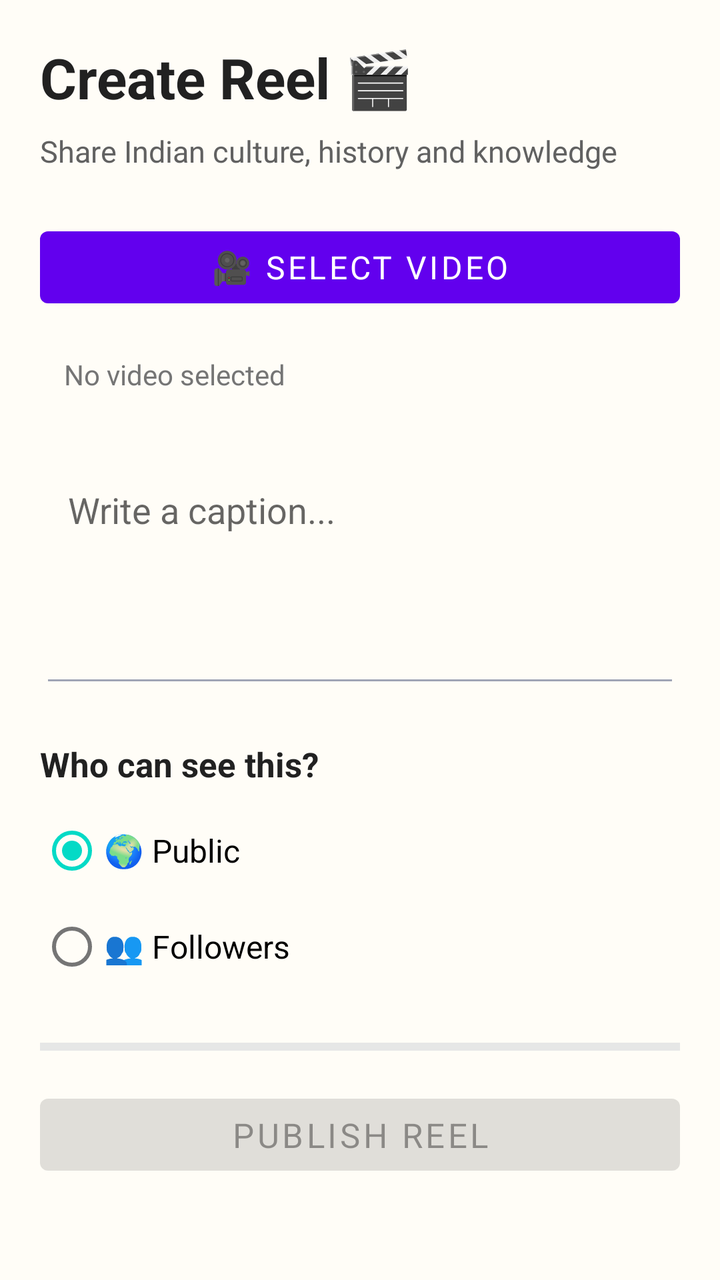
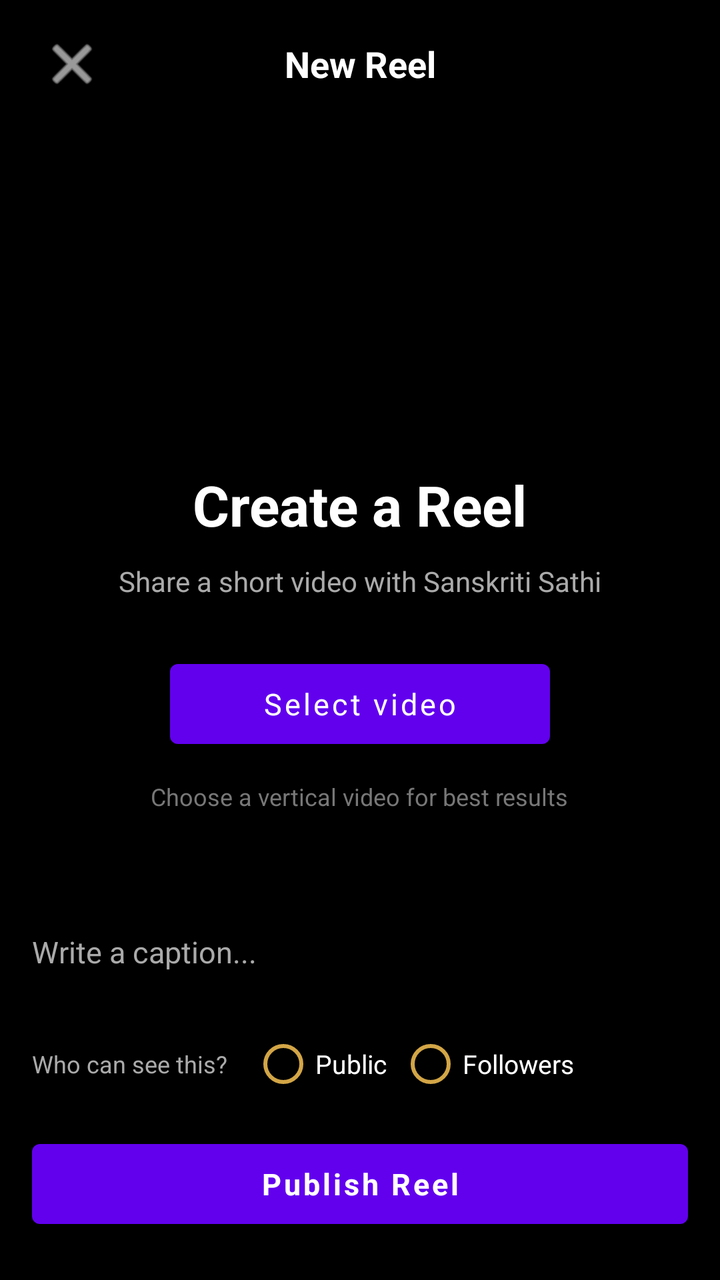

Screens rendered from an Android XML layout before and after an edit, with the pre-edit source and the edit as a unified diff.
<!-- AndroidManifest.xml: application theme Theme.SanskritiSathi -->
<!-- res/layout/activity_reel_upload.xml -->
<?xml version="1.0" encoding="utf-8"?>
<ScrollView
    xmlns:android="http://schemas.android.com/apk/res/android"
    android:layout_width="match_parent"
    android:layout_height="match_parent"
    android:background="#FFFDF7">

    <LinearLayout
        android:layout_width="match_parent"
        android:layout_height="wrap_content"
        android:orientation="vertical"
        android:padding="20dp">

        <TextView
            android:layout_width="match_parent"
            android:layout_height="wrap_content"
            android:text="Create Reel 🎬"
            android:textSize="28sp"
            android:textStyle="bold"
            android:textColor="#212121"
            android:layout_marginBottom="8dp"/>

        <TextView
            android:layout_width="match_parent"
            android:layout_height="wrap_content"
            android:text="Share Indian culture, history and knowledge"
            android:textSize="15sp"
            android:textColor="#616161"
            android:layout_marginBottom="24dp"/>

        <Button
            android:id="@+id/selectVideoButton"
            android:layout_width="match_parent"
            android:layout_height="wrap_content"
            android:text="🎥 Select Video"
            android:textSize="16sp"/>

        <TextView
            android:id="@+id/videoNameText"
            android:layout_width="match_parent"
            android:layout_height="wrap_content"
            android:text="No video selected"
            android:textSize="14sp"
            android:textColor="#757575"
            android:padding="12dp"
            android:layout_marginTop="8dp"
            android:layout_marginBottom="20dp"/>

        <EditText
            android:id="@+id/captionInput"
            android:layout_width="match_parent"
            android:layout_height="120dp"
            android:gravity="top"
            android:hint="Write a caption..."
            android:inputType="textMultiLine"
            android:maxLength="1000"
            android:padding="14dp"/>

        <TextView
            android:layout_width="match_parent"
            android:layout_height="wrap_content"
            android:text="Who can see this?"
            android:textSize="17sp"
            android:textStyle="bold"
            android:textColor="#212121"
            android:layout_marginTop="22dp"
            android:layout_marginBottom="8dp"/>

        <RadioGroup
            android:layout_width="match_parent"
            android:layout_height="wrap_content">

            <RadioButton
                android:id="@+id/publicRadio"
                android:layout_width="match_parent"
                android:layout_height="wrap_content"
                android:text="🌍 Public"
                android:checked="true"
                android:textSize="16sp"/>

            <RadioButton
                android:id="@+id/followersRadio"
                android:layout_width="match_parent"
                android:layout_height="wrap_content"
                android:text="👥 Followers"
                android:textSize="16sp"/>

        </RadioGroup>

        <ProgressBar
            android:id="@+id/uploadProgress"
            style="?android:attr/progressBarStyleHorizontal"
            android:layout_width="match_parent"
            android:layout_height="8dp"
            android:max="100"
            android:progress="0"
            android:layout_marginTop="22dp"/>

        <Button
            android:id="@+id/publishButton"
            android:layout_width="match_parent"
            android:layout_height="wrap_content"
            android:text="Publish Reel"
            android:textSize="17sp"
            android:layout_marginTop="16dp"
            android:enabled="false"/>

    </LinearLayout>

</ScrollView>
<!-- resources referenced by this layout -->
<resources>
  <style name="Theme.SanskritiSathi" parent="Theme.MaterialComponents.DayNight.NoActionBar">
  
          <item name="android:fontFamily">sans-serif</item>
  
          
          <item name="android:statusBarColor">#0F111A</item>
          <item name="android:windowLightStatusBar">false</item>
  
          <item name="android:navigationBarColor">#1A1D2B</item>
          <item name="android:windowLightNavigationBar">false</item>
  
          <item name="android:windowActionModeOverlay">true</item>
          <item name="android:windowNoTitle">true</item>
  
          <item name="android:windowBackground">#0F111A</item>
  
          <item name="android:textColorPrimary">#FFFFFF</item>
          <item name="android:textColorSecondary">#A0A5B5</item>
  
      </style>
</resources>

<!-- the commit's change to res/layout/activity_reel_upload.xml (unified diff, before → after) -->
@@ -1,110 +1,245 @@
 <?xml version="1.0" encoding="utf-8"?>
-<ScrollView
+<FrameLayout
     xmlns:android="http://schemas.android.com/apk/res/android"
+    xmlns:app="http://schemas.android.com/apk/res-auto"
     android:layout_width="match_parent"
     android:layout_height="match_parent"
-    android:background="#FFFDF7">
+    android:background="#000000">
+
+    
+    
+    
+
+    <VideoView
+        android:id="@+id/videoPreview"
+        android:layout_width="match_parent"
+        android:layout_height="match_parent"
+        android:layout_gravity="center"
+        android:background="#000000"
+        android:visibility="gone"/>
+
+
+    
+    
+    
 
     <LinearLayout
-        android:layout_width="match_parent"
-        android:layout_height="wrap_content"
+        android:id="@+id/emptyPreview"
+        android:layout_width="match_parent"
+        android:layout_height="match_parent"
         android:orientation="vertical"
-        android:padding="20dp">
-
-        <TextView
-            android:layout_width="match_parent"
-            android:layout_height="wrap_content"
-            android:text="Create Reel 🎬"
+        android:gravity="center"
+        android:padding="32dp">
+
+        <TextView
+            android:layout_width="wrap_content"
+            android:layout_height="wrap_content"
+            android:text="Create a Reel"
+            android:textColor="#FFFFFF"
             android:textSize="28sp"
-            android:textStyle="bold"
-            android:textColor="#212121"
-            android:layout_marginBottom="8dp"/>
-
-        <TextView
-            android:layout_width="match_parent"
-            android:layout_height="wrap_content"
-            android:text="Share Indian culture, history and knowledge"
-            android:textSize="15sp"
-            android:textColor="#616161"
-            android:layout_marginBottom="24dp"/>
+            android:textStyle="bold"/>
+
+        <TextView
+            android:layout_width="wrap_content"
+            android:layout_height="wrap_content"
+            android:layout_marginTop="10dp"
+            android:text="Share a short video with Sanskriti Sathi"
+            android:textColor="#AAAAAA"
+            android:textSize="14sp"/>
 
         <Button
             android:id="@+id/selectVideoButton"
-            android:layout_width="match_parent"
-            android:layout_height="wrap_content"
-            android:text="🎥 Select Video"
-            android:textSize="16sp"/>
-
-        <TextView
-            android:id="@+id/videoNameText"
-            android:layout_width="match_parent"
-            android:layout_height="wrap_content"
-            android:text="No video selected"
-            android:textSize="14sp"
-            android:textColor="#757575"
-            android:padding="12dp"
-            android:layout_marginTop="8dp"
-            android:layout_marginBottom="20dp"/>
+            android:layout_width="wrap_content"
+            android:layout_height="52dp"
+            android:layout_marginTop="26dp"
+            android:minWidth="190dp"
+            android:text="Select video"
+            android:textAllCaps="false"
+            android:textSize="15sp"/>
+
+        <TextView
+            android:id="@+id/selectedVideoHint"
+            android:layout_width="wrap_content"
+            android:layout_height="wrap_content"
+            android:layout_marginTop="12dp"
+            android:text="Choose a vertical video for best results"
+            android:textColor="#777777"
+            android:textSize="12sp"/>
+
+    </LinearLayout>
+
+
+    
+    
+    
+
+    <LinearLayout
+        android:layout_width="match_parent"
+        android:layout_height="64dp"
+        android:orientation="horizontal"
+        android:gravity="center_vertical"
+        android:paddingStart="12dp"
+        android:paddingEnd="12dp"
+        android:background="#55000000">
+
+        <ImageButton
+            android:id="@+id/closeButton"
+            android:layout_width="48dp"
+            android:layout_height="48dp"
+            android:background="@android:color/transparent"
+            android:contentDescription="Close"
+            android:src="@android:drawable/ic_menu_close_clear_cancel"
+            android:tint="#FFFFFF"/>
+
+        <TextView
+            android:layout_width="0dp"
+            android:layout_height="wrap_content"
+            android:layout_weight="1"
+            android:gravity="center"
+            android:text="New Reel"
+            android:textColor="#FFFFFF"
+            android:textSize="18sp"
+            android:textStyle="bold"/>
+
+        <View
+            android:layout_width="48dp"
+            android:layout_height="48dp"/>
+
+    </LinearLayout>
+
+
+    
+    
+    
+
+    <TextView
+        android:id="@+id/videoNameText"
+        android:layout_width="wrap_content"
+        android:layout_height="wrap_content"
+        android:layout_gravity="top|center_horizontal"
+        android:layout_marginTop="72dp"
+        android:background="#66000000"
+        android:paddingStart="14dp"
+        android:paddingTop="7dp"
+        android:paddingEnd="14dp"
+        android:paddingBottom="7dp"
+        android:text="Video selected ✓"
+        android:textColor="#FFFFFF"
+        android:textSize="12sp"
+        android:visibility="gone"/>
+
+
+    
+    
+    
+
+    <LinearLayout
+        android:id="@+id/bottomPanel"
+        android:layout_width="match_parent"
+        android:layout_height="wrap_content"
+        android:layout_gravity="bottom"
+        android:orientation="vertical"
+        android:paddingStart="16dp"
+        android:paddingTop="20dp"
+        android:paddingEnd="16dp"
+        android:paddingBottom="22dp"
+        android:background="#DD000000">
+
+        
 
         <EditText
             android:id="@+id/captionInput"
             android:layout_width="match_parent"
-            android:layout_height="120dp"
-            android:gravity="top"
+            android:layout_height="52dp"
+            android:background="@android:color/transparent"
             android:hint="Write a caption..."
-            android:inputType="textMultiLine"
+            android:inputType="textCapSentences|textMultiLine"
             android:maxLength="1000"
-            android:padding="14dp"/>
-
-        <TextView
-            android:layout_width="match_parent"
-            android:layout_height="wrap_content"
-            android:text="Who can see this?"
-            android:textSize="17sp"
-            android:textStyle="bold"
-            android:textColor="#212121"
-            android:layout_marginTop="22dp"
-            android:layout_marginBottom="8dp"/>
-
-        <RadioGroup
-            android:layout_width="match_parent"
-            android:layout_height="wrap_content">
+            android:maxLines="3"
+            android:padding="0dp"
+            android:textColor="#FFFFFF"
+            android:textColorHint="#AAAAAA"
+            android:textSize="15sp"/>
+
+
+        
+
+        <LinearLayout
+            android:layout_width="match_parent"
+            android:layout_height="48dp"
+            android:layout_marginTop="6dp"
+            android:orientation="horizontal"
+            android:gravity="center_vertical">
+
+            <TextView
+                android:layout_width="wrap_content"
+                android:layout_height="wrap_content"
+                android:text="Who can see this?"
+                android:textColor="#AAAAAA"
+                android:textSize="12sp"/>
 
             <RadioButton
                 android:id="@+id/publicRadio"
-                android:layout_width="match_parent"
+                android:layout_width="wrap_content"
                 android:layout_height="wrap_content"
-                android:text="🌍 Public"
-                android:checked="true"
-                android:textSize="16sp"/>
+                android:layout_marginStart="12dp"
+                android:buttonTint="#D2A546"
+                android:text="Public"
+                android:textColor="#FFFFFF"
+                android:textSize="13sp"/>
 
             <RadioButton
                 android:id="@+id/followersRadio"
-                android:layout_width="match_parent"
+                android:layout_width="wrap_content"
                 android:layout_height="wrap_content"
-                android:text="👥 Followers"
-                android:textSize="16sp"/>
-
-        </RadioGroup>
+                android:layout_marginStart="6dp"
+                android:buttonTint="#D2A546"
+                android:text="Followers"
+                android:textColor="#FFFFFF"
+                android:textSize="13sp"/>
+
+        </LinearLayout>
+
+
+        
 
         <ProgressBar
             android:id="@+id/uploadProgress"
             style="?android:attr/progressBarStyleHorizontal"
             android:layout_width="match_parent"
-            android:layout_height="8dp"
+            android:layout_height="4dp"
+            android:layout_marginTop="5dp"
             android:max="100"
             android:progress="0"
-            android:layout_marginTop="22dp"/>
+            android:visibility="gone"/>
+
+
+        
+
+        <TextView
+            android:id="@+id/uploadStatusText"
+            android:layout_width="match_parent"
+            android:layout_height="wrap_content"
+            android:layout_marginTop="7dp"
+            android:gravity="center"
+            android:text="Uploading..."
+            android:textColor="#D2A546"
+            android:textSize="12sp"
+            android:visibility="gone"/>
+
+
+        
 
         <Button
             android:id="@+id/publishButton"
             android:layout_width="match_parent"
-            android:layout_height="wrap_content"
+            android:layout_height="52dp"
+            android:layout_marginTop="10dp"
             android:text="Publish Reel"
-            android:textSize="17sp"
-            android:layout_marginTop="16dp"
-            android:enabled="false"/>
+            android:textAllCaps="false"
+            android:textSize="15sp"
+            android:textStyle="bold"/>
 
     </LinearLayout>
 
-</ScrollView>
+</FrameLayout>
